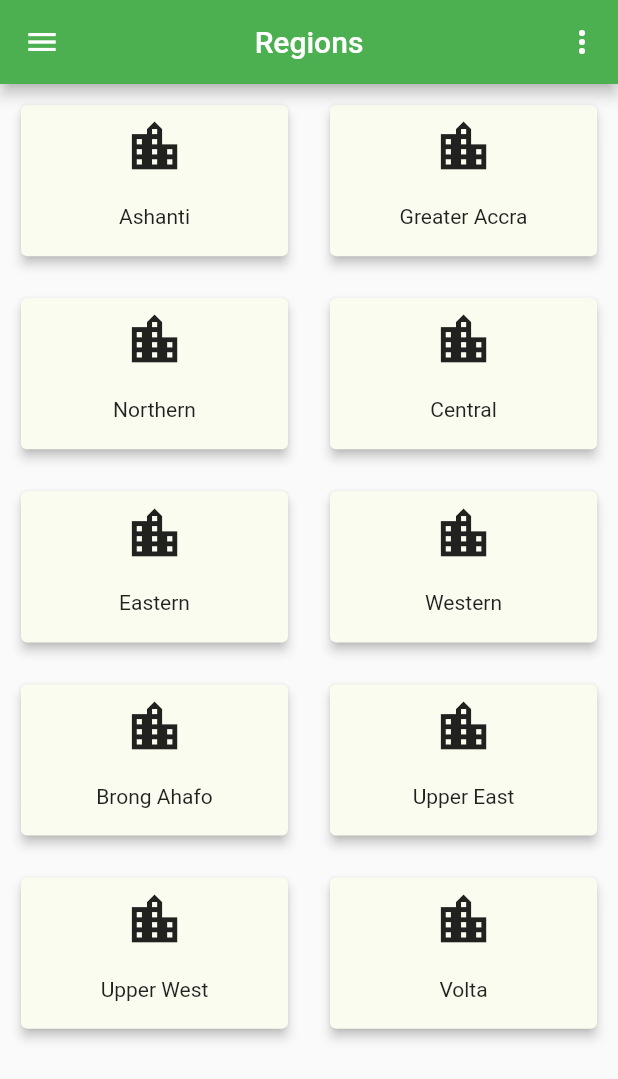
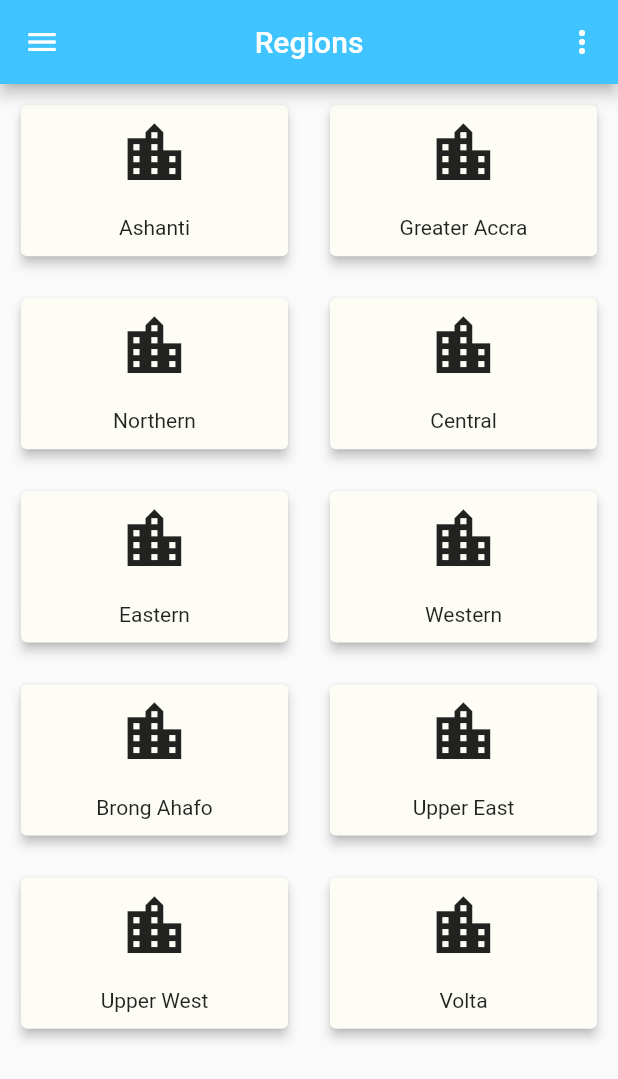
Before and after one commit to RBayor/pharmacy_prototype, a Flutter app: the Home screen opened by its route, on a phone screen of 412 x 824 dp. Shown: the top 1079 px of the screen. Run offline on Flutter 3.47's test engine with Material 2 defaults, Android fonts, the phone set to English and light mode, and no system bars; our stand-ins replace cloud_firestore; accounts and stored records are empty.

Commit message:
GUI changes

```diff
--- a/lib/customWidget/Grid.dart
+++ b/lib/customWidget/Grid.dart
@@ -16,7 +16,7 @@ class _Grid extends State<Grid> with SingleTickerProviderStateMixin {
   @override
   void initState() {
     _controller = AnimationController(
-        duration: new Duration(milliseconds: 3000), vsync: this);
+        duration: new Duration(milliseconds: 5000), vsync: this);
     coloranimation = new ColorTween(begin: Colors.white, end: Colors.lime[50])
         .animate(_controller);
     iconanim =
--- a/lib/screens/reuseable.dart
+++ b/lib/screens/reuseable.dart
@@ -4,13 +4,12 @@ import 'package:flutter/material.dart';
 
 // Provides the appbar
 class MyAppBar extends AppBar {
-
   MyAppBar({Key key, Widget title})
       : super(
             key: key,
             title: title,
             centerTitle: true,
-            backgroundColor: Colors.green,
+            backgroundColor: Colors.lightBlueAccent,
             actions: <Widget>[
               new IconButton(
                 icon: new Icon(Icons.more_vert),
@@ -21,7 +20,6 @@ class MyAppBar extends AppBar {
 
 // Provides the drawer for the app.
 class MyDrawer extends Drawer {
-
   MyDrawer({Key key, Widget child, BuildContext context})
       : super(
           key: key,
@@ -29,29 +27,27 @@ class MyDrawer extends Drawer {
             //addRepaintBoundaries: true,
             children: <Widget>[
               Container(
-                color: Colors.green[300],
+                padding: EdgeInsets.all(14.0),
+                color: Colors.lightBlueAccent,
                 child: Column(
                   children: <Widget>[
-                    SizedBox(
-                      height: 30.0,
-                    ),
                     UserAccountsDrawerHeader(
                       accountEmail: null,
                       accountName: null,
                       decoration: BoxDecoration(
                           image: DecorationImage(
                               fit: BoxFit.contain,
-                              image: AssetImage('images/appbar_icon.png'))),
+                              image: AssetImage('images/appbar_iconT.png'))),
                     ),
                     SizedBox(
-                      height: 30.0,
+                      height: 10.0,
                     ),
                   ],
                 ),
               ),
-              SizedBox(
-                height: 20.0,
-              ),
+              Container(
+                child: Column(
+                  children: <Widget>[
                     ListTile(
                       title: Text('Home'),
                       leading: Icon(Icons.home),
@@ -60,28 +56,35 @@ class MyDrawer extends Drawer {
                         Navigator.of(context).pushNamed('/Home');
                       },
                     ),
-              ListTile(
-                title: Text('Health Tips'),
-                leading: Icon(Icons.help),
-              ),
                     ListTile(title: Text('Maps'), leading: Icon(Icons.map)),
                     ListTile(
                       title: Text('Pharmacies'),
                       leading: Icon(Icons.local_pharmacy),
                     ),
+                    ListTile(
+                      title: Text('Health Tips'),
+                      leading: Icon(Icons.help),
+                    ),
                     Divider(
                       height: 20.0,
                     ),
                     ListTile(
-                  title: Text('Terms of Service'), leading: Icon(Icons.info)),
+                        title: Text('Settings'), leading: Icon(Icons.settings)),
                     ListTile(
-                  title: Text('About Us'), leading: Icon(Icons.local_pharmacy)),
-              ListTile(title: Text('Settings'), leading: Icon(Icons.settings)),
+                        title: Text('About Us'),
+                        leading: Icon(Icons.local_pharmacy)),
+                    ListTile(
+                        title: Text('Terms of Service'),
+                        leading: Icon(Icons.info)),
                     Divider(
                       height: 10.0,
                     ),
                     ListTile(
-                  title: Text('Donate'), leading: Icon(Icons.monetization_on)),
+                        title: Text('Donate'),
+                        leading: Icon(Icons.monetization_on)),
+                  ],
+                ),
+              ),
             ],
           ),
         );
--- a/lib/screens/search.dart
+++ b/lib/screens/search.dart
@@ -40,7 +40,7 @@ class _State extends State<MedicationSearch>
   Widget build(BuildContext context) {
     return Scaffold(
       appBar: new MyAppBar(
-        title: new Text("Pharmacies"),
+        title: new Text("Medication"),
       ),
       drawer: new MyDrawer(),
       body: new StreamBuilder(
--- a/pubspec.yaml
+++ b/pubspec.yaml
@@ -32,6 +32,7 @@ flutter:
   #  - images/a_dot_ham.jpeg
   assets:
     - images/appbar_icon.png
+    - images/appbar_iconT.png
 
   # An image asset can refer to one or more resolution-specific "variants", see
   # https://flutter.io/assets-and-images/#resolution-aware.
```
Also changed, not shown: images/appbar_iconT.png (added). Lines whose indentation alone changed are shown as unchanged.
